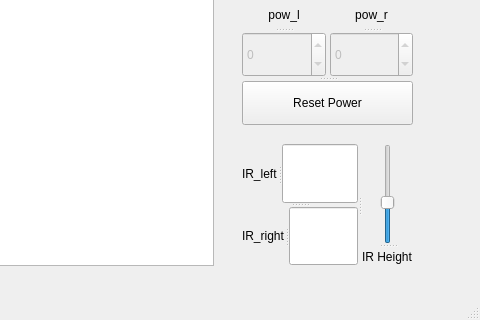
First picture: the form in LineFollowerSimulator/mainwindow.ui, repository HALtheWise/POE-lab3, before the edit; both pictures show x 318 to 798 and y 302 to 622 of the 798 by 622 pixel window.
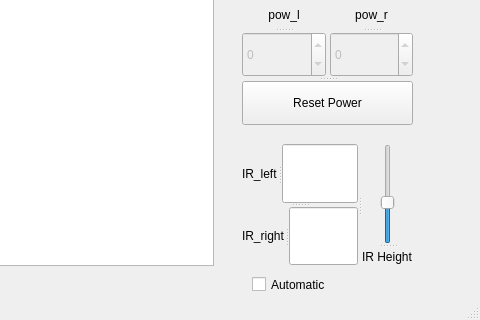
Second picture: the form after the edit.

Commit message: working simulator with autonomy!

Diff of the .ui file:
```diff
--- a/LineFollowerSimulator/mainwindow.ui
+++ b/LineFollowerSimulator/mainwindow.ui
@@ -252,6 +252,19 @@
      </widget>
     </widget>
    </widget>
+   <widget class="QCheckBox" name="checkBox">
+    <property name="geometry">
+     <rect>
+      <x>570</x>
+      <y>540</y>
+      <width>85</width>
+      <height>21</height>
+     </rect>
+    </property>
+    <property name="text">
+     <string>Automatic</string>
+    </property>
+   </widget>
   </widget>
   <widget class="QMenuBar" name="menuBar">
    <property name="geometry">
```
Left out of the diff: 17 changed lines with no effect on the pictures. The commit also changes 2 other files.
